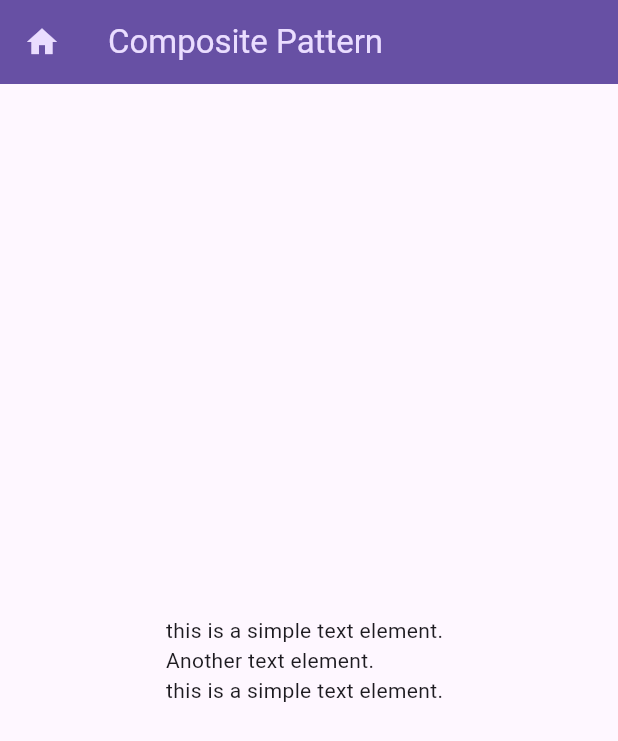
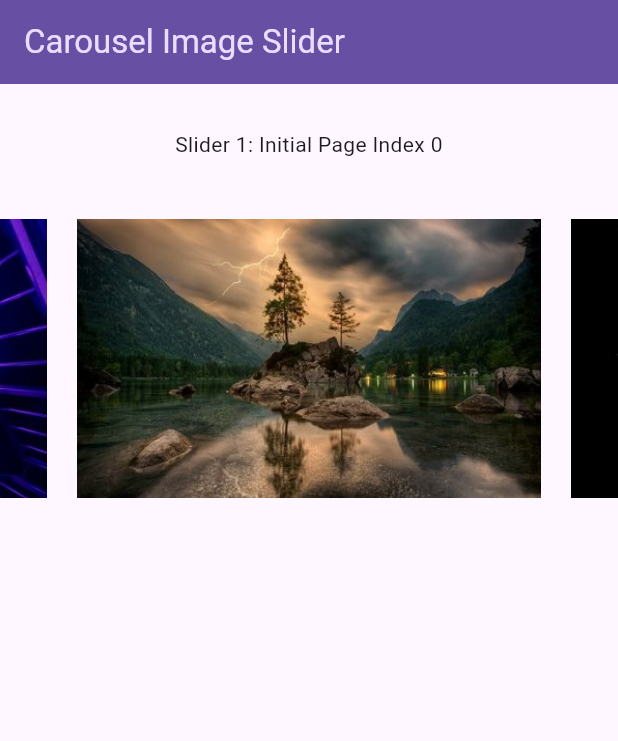
Before and after one commit to AbdelrhmanAmer/online_shop_app, a Flutter app: the screen it shows after launch, on a phone screen of 412 x 824 dp. Shown: the top 741 px of the screen. Run offline on Flutter 3.47's test engine with Material 3 defaults, Android fonts, the phone set to English and light mode, and no system bars; drawn by our look-alikes of carousel_slider.

Commit message:
Image Slider Carousel

```diff
--- /dev/null
+++ b/flutter_ui/lib/ImageSlider/carousel.dart
@@ -0,0 +1,53 @@
+import 'package:carousel_slider/carousel_slider.dart';
+import 'package:flutter/material.dart';
+
+class CarouselImageSlider extends StatefulWidget {
+  const CarouselImageSlider({super.key});
+
+  @override
+  State<CarouselImageSlider> createState() => _CarouselImageSliderState();
+}
+
+class _CarouselImageSliderState extends State<CarouselImageSlider> {
+  final GlobalKey<ScaffoldState> _x = GlobalKey<ScaffoldState>();
+
+  List images = [
+    'assets/images/s1.jpg',
+    'assets/images/s2.jpg',
+    'assets/images/s3.jpg',
+  ];
+
+  @override
+  Widget build(BuildContext context) {
+    return Scaffold(
+      key: _x,
+      appBar: AppBar(
+        title: const Text("Carousel Image Slider"),
+        backgroundColor: Theme.of(context).colorScheme.primary,
+        foregroundColor: Theme.of(context).colorScheme.primaryContainer,
+      ), body: ListView(
+      children: [
+        const SizedBox(height: 30,) ,
+        const Text(
+          "Slider 1: Initial Page Index 0\n\n",
+          textAlign: TextAlign.center,
+        ),
+        CarouselSlider(
+            items: images.map((imageUrl){
+              return Container(
+                width: double.infinity,
+                margin: const EdgeInsets.symmetric(horizontal: 10),
+                child: Image.asset(imageUrl, fit: BoxFit.fill,),
+              );
+            }).toList(),
+            options: CarouselOptions(
+              height: 186,
+              initialPage: 2,
+
+            )
+        ),
+      ],
+    ),
+    );
+  }
+}
--- a/flutter_ui/lib/main.dart
+++ b/flutter_ui/lib/main.dart
@@ -2,56 +2,8 @@
 import 'dart:developer';
 
 import 'package:flutter/material.dart';
+import 'package:flutter_ui/ImageSlider/carousel.dart';
 
-abstract class DocumentElement{
-  Widget render();
-}
-// leaf: Represents a simple element, like a text element
-class TextElement extends DocumentElement{
-  String text;
-
-  TextElement(this.text);
-
-  @override
-  Widget render(){
-    return SelectableText(
-        text,
-      showCursor: true,
-      cursorWidth: 5,
-      contextMenuBuilder: (BuildContext context, EditableTextState editableTextState){
-          return AdaptiveTextSelectionToolbar.buttonItems(
-              buttonItems: <ContextMenuButtonItem>[
-                ...editableTextState.contextMenuButtonItems,
-                ContextMenuButtonItem(
-                    onPressed: (){
-                      ContextMenuController.removeAny();
-                      log("you have printed this value");
-                    },
-                  label: "print"
-                )
-              ],
-              anchors: editableTextState.contextMenuAnchors
-          );
-      },
-    );
-  }
-}
-// Composite: Represents a composite element, a paragraph containing multiple text
-class Paragraph extends DocumentElement{
-  final List<DocumentElement> _elements = [];
-
-  void addElement(DocumentElement element){
-    _elements.add(element);
-  }
-
-  @override
-  Widget render(){
-    return Column(
-      crossAxisAlignment: CrossAxisAlignment.start,
-      children: _elements.map((element)=>element.render()).toList(),
-    );
-  }
-}
 
 void main(){
   runApp(const MyApp());
@@ -62,32 +14,10 @@ class MyApp extends StatelessWidget{
 
   @override
   Widget build(BuildContext context){
-    // creating leaf elements
-    var text1 = TextElement("this is a simple text element.");
-    var text2 = TextElement("Another text element.");
 
-    // creating a composite element (paragraph) and adding leaf elements to it.
-    var paragraph = Paragraph();
-    paragraph.addElement(text1);
-    paragraph.addElement(text2);
+    return const MaterialApp(
+      home: CarouselImageSlider(),
 
-    return MaterialApp(
-      home: Scaffold(
-          appBar: AppBar(title: const Text('Composite Pattern'),
-            leading: const Icon(Icons.home),
-            backgroundColor: Theme.of(context).colorScheme.primary,
-            foregroundColor: Theme.of(context).colorScheme.primaryContainer,
-          ),
-          body: Center(
-            child: Column(
-              mainAxisAlignment: MainAxisAlignment.center,
-              children: [
-                paragraph.render(),
-                text1.render(),
-              ],
-            ),
-          )
-      ),
     );
   }
 }
```
Also changed, not shown: flutter_ui/pubspec.yaml (+5 -3 lines), flutter_ui/assets/images/s1.jpg (added), flutter_ui/assets/images/s2.jpg (added), flutter_ui/assets/images/s3.jpg (added), flutter_ui/pubspec.lock.
